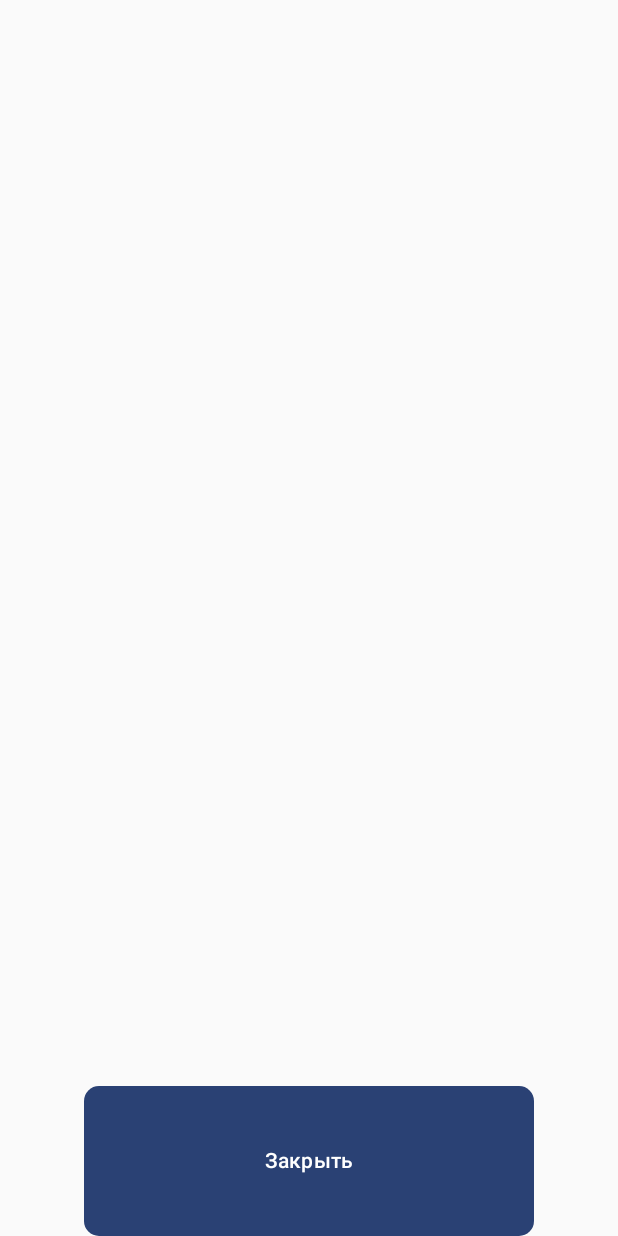
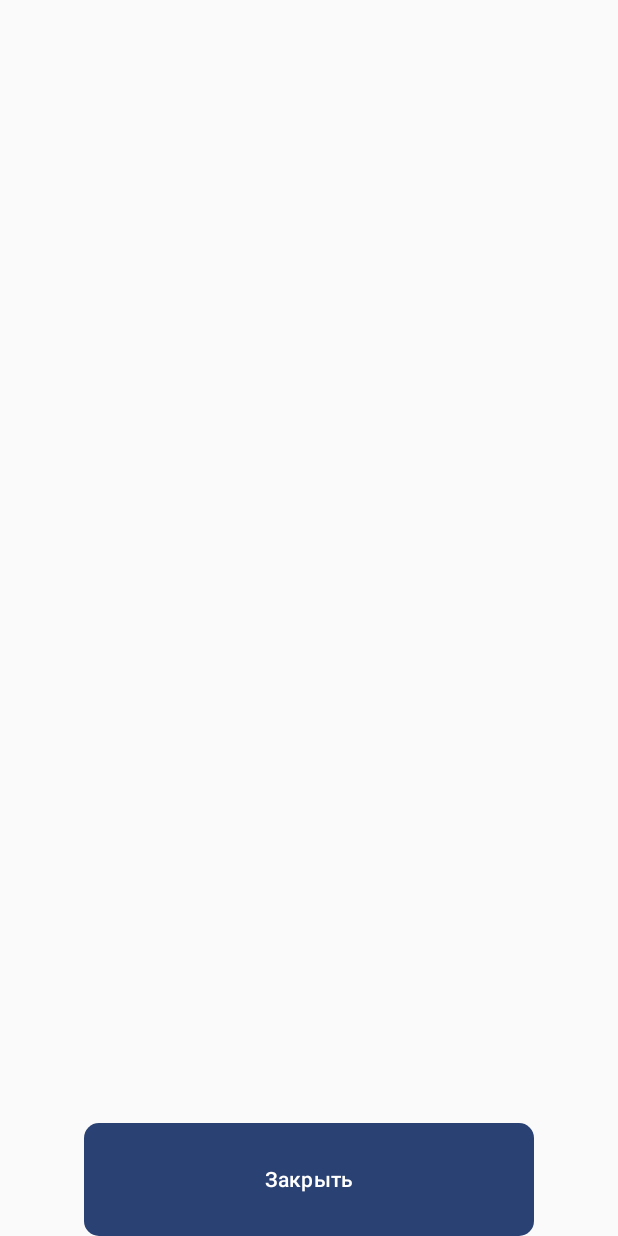
Before and after one commit to mk1MoreBugs/SmartTravel, an Android app built with Jetpack Compose: the BookingScreen screen opened through its navigation route, on a phone screen of 412 x 824 dp. Run offline under Robolectric (Android 15) with nearby library versions, the phone set to English and light mode, and no system bars; libraries missing offline, so code that uses them is left out: com.yandex.mapkit; 3 statements that could not run were skipped.

Commit message:
update button size in Booking Screen

```diff
--- a/android/app/src/main/java/hackathon/okrugyuga/ui/booking/BookingScreen.kt
+++ b/android/app/src/main/java/hackathon/okrugyuga/ui/booking/BookingScreen.kt
@@ -21,7 +21,7 @@ fun BookingScreen(
         contentAlignment = Alignment.BottomCenter,
     ) {
         Button(
-            modifier = Modifier.size(300.dp, 100.dp),
+            modifier = Modifier.size(300.dp, 75.dp),
             shape = RoundedCornerShape(10.dp),
             onClick = onNavigateToHome,
         ) {
```
